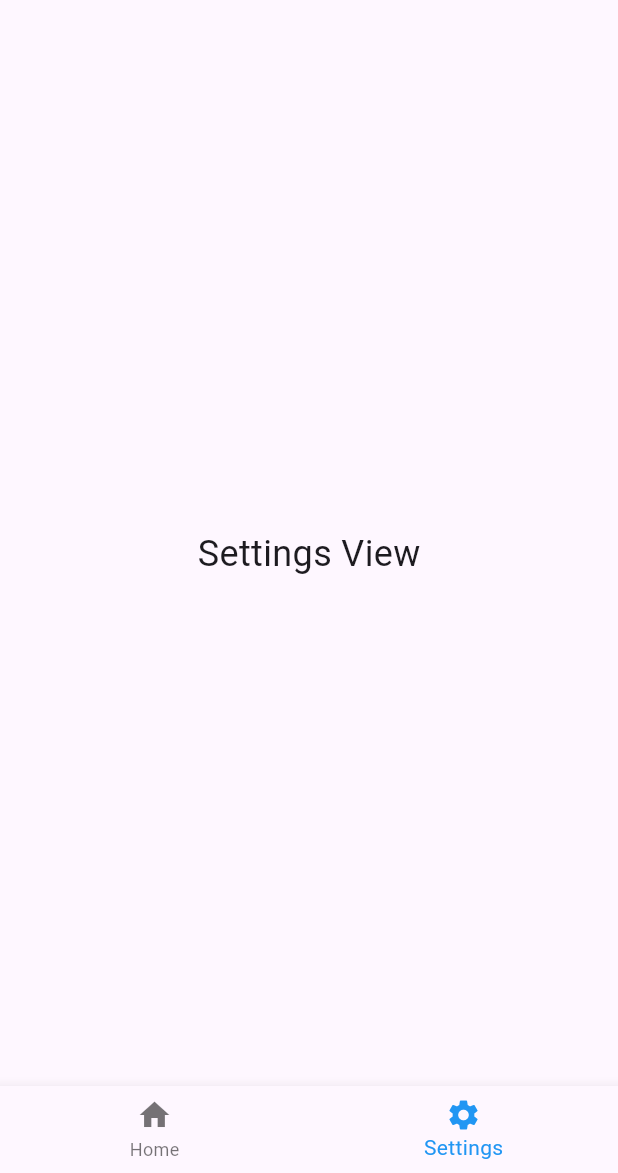
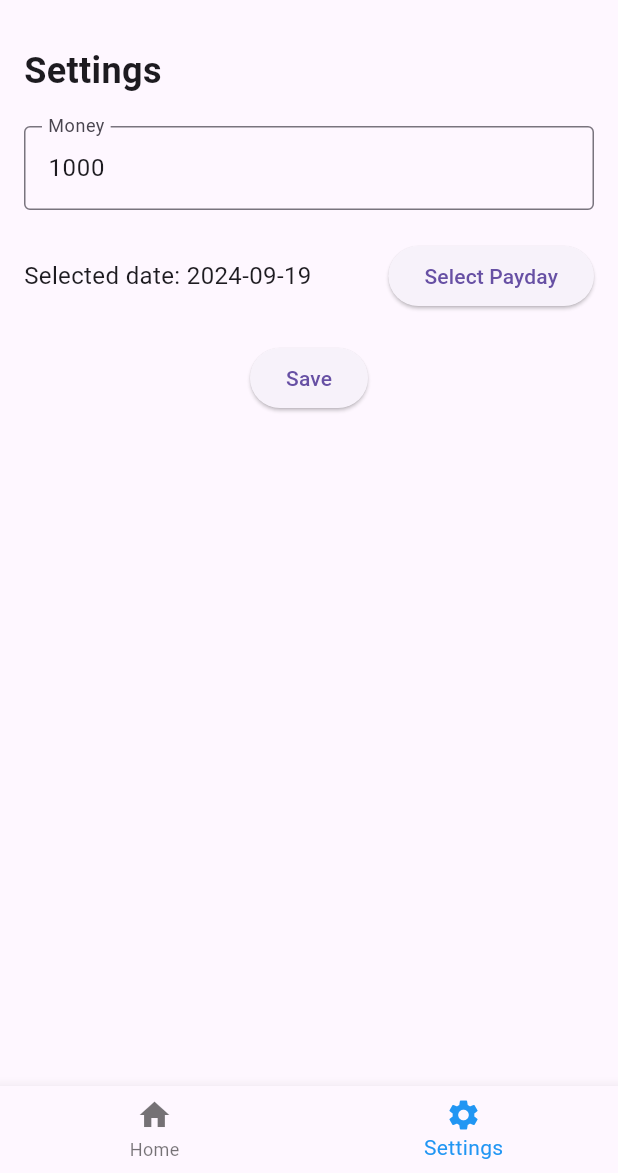
Before and after one commit to maciejkubus/flutter_daily_money, a Flutter app: the screen it shows after launch, item 2 of the bottom bar chosen, on a phone screen of 412 x 824 dp, the part 63-1236 px from its top. Run offline on Flutter 3.47's test engine with Material 3 defaults, Android fonts, the light colour scheme and no system bars; our stand-ins replace shared_preferences.

Commit message:
+ home, settings view

```diff
--- a/lib/main.dart
+++ b/lib/main.dart
@@ -30,7 +30,7 @@ class _HomePageState extends State<HomePage> {
   // List of widgets to display for each view
   final List<Widget> _views = [
     const HomeView(),
-    const SettingsView(),
+    SettingsView(),
   ];
 
   // Function to handle when a bottom nav item is tapped
--- a/lib/views/settings.dart
+++ b/lib/views/settings.dart
@@ -1,14 +1,134 @@
 import 'package:flutter/material.dart';
+import 'package:intl/intl.dart';
+import 'package:shared_preferences/shared_preferences.dart';
 
-class SettingsView extends StatelessWidget {
-  const SettingsView({super.key});
+class SettingsView extends StatefulWidget {
+  @override
+  _SettingsViewState createState() => _SettingsViewState();
+}
+
+class _SettingsViewState extends State<SettingsView> {
+  final _formKey = GlobalKey<FormState>();
+  final _moneyController = TextEditingController();
+  DateTime? _selectedDate;
+
+  @override
+  void initState() {
+    super.initState();
+    _loadSettings();
+  }
+
+  @override
+  void dispose() {
+    _moneyController.dispose();
+    super.dispose();
+  }
+
+  // Load settings from shared preferences
+  Future<void> _loadSettings() async {
+    final prefs = await SharedPreferences.getInstance();
+    setState(() {
+      _moneyController.text = prefs.getString('money') ?? '1000';
+      String? savedDate = prefs.getString('payday');
+      if (savedDate != null) {
+        _selectedDate = DateTime.tryParse(savedDate);
+      } else {
+        _selectedDate = DateTime.now();
+      }
+    });
+  }
+
+  // Save settings to shared preferences
+  Future<void> _saveSettings() async {
+    final prefs = await SharedPreferences.getInstance();
+    await prefs.setString('money', _moneyController.text);
+    if (_selectedDate != null) {
+      await prefs.setString('payday', _selectedDate!.toIso8601String());
+    }
+    ScaffoldMessenger.of(context).showSnackBar(
+      SnackBar(
+        content: Text('Settings saved!'),
+      ),
+    );
+  }
+
+  Future<void> _selectDate(BuildContext context) async {
+    final DateTime? pickedDate = await showDatePicker(
+      context: context,
+      initialDate: DateTime.now(),
+      firstDate: DateTime(2000),
+      lastDate: DateTime(2100),
+    );
+    if (pickedDate != null && pickedDate != _selectedDate) {
+      setState(() {
+        _selectedDate = pickedDate;
+      });
+    }
+  }
+
+  void _saveForm() {
+    if (_formKey.currentState!.validate()) {
+      _saveSettings();
+    }
+  }
 
   @override
   Widget build(BuildContext context) {
-    return const Center(
-      child: Text(
-        'Settings View',
-        style: TextStyle(fontSize: 24),
+    return Padding(
+      padding: const EdgeInsets.all(16.0),
+      child: Form(
+        key: _formKey,
+        child: Column(
+          crossAxisAlignment: CrossAxisAlignment.start,
+          children: <Widget>[
+            Text(
+              'Settings',
+              style: TextStyle(fontSize: 24, fontWeight: FontWeight.bold),
+            ),
+            SizedBox(height: 20),
+            // Money Input
+            TextFormField(
+              controller: _moneyController,
+              keyboardType: TextInputType.number,
+              decoration: InputDecoration(
+                labelText: 'Money',
+                border: OutlineInputBorder(),
+              ),
+              validator: (value) {
+                if (value == null || value.isEmpty) {
+                  return 'Please enter a valid amount';
+                }
+                return null;
+              },
+            ),
+            SizedBox(height: 20),
+            // Date Input (Payday)
+            Row(
+              children: [
+                Expanded(
+                  child: Text(
+                    _selectedDate == null
+                        ? 'No date selected'
+                        : 'Selected date: ${DateFormat('yyyy-MM-dd').format(_selectedDate!)}',
+                    style: TextStyle(fontSize: 16),
+                  ),
+                ),
+                ElevatedButton(
+                  onPressed: () => _selectDate(context),
+                  child: Text('Select Payday'),
+                ),
+              ],
+            ),
+            SizedBox(height: 20),
+            // Save Button
+            Center(
+              child: ElevatedButton(
+                onPressed: _saveForm,
+                child: Text('Save'),
+              ),
+            ),
+          ],
+        ),
       ),
     );
   }
--- a/pubspec.yaml
+++ b/pubspec.yaml
@@ -35,6 +35,8 @@ dependencies:
   # The following adds the Cupertino Icons font to your application.
   # Use with the CupertinoIcons class for iOS style icons.
   cupertino_icons: ^1.0.8
+  intl: ^0.18.0
+  shared_preferences: ^2.0.13
 
 dev_dependencies:
   flutter_test:
```
Also changed, not shown: lib/views/home.dart (+85 -6 lines), pubspec.lock, 1 other file.
